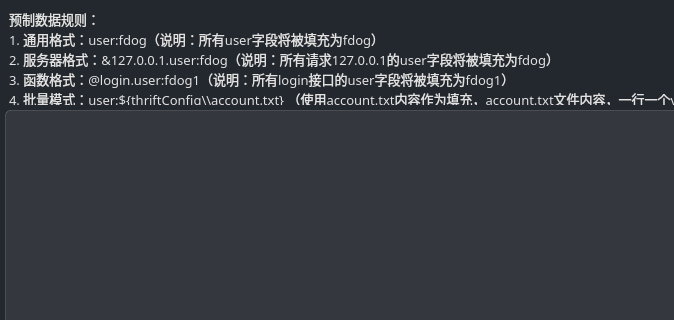
First picture: the form in Fdog-Kit/module_thrift/prefabricatedata.ui, repository HuaGouFdog/Fdog-Kit, before the edit; both pictures show x 0 to 674 and y 0 to 320 of the 870 by 629 pixel window.
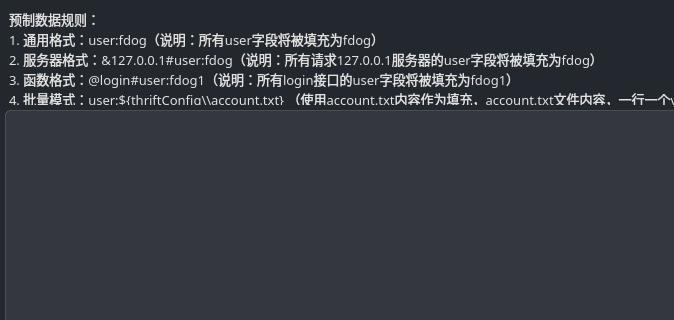
Second picture: the form after the edit.

The edit to the form file:
```diff
--- a/Fdog-Kit/module_thrift/prefabricatedata.ui
+++ b/Fdog-Kit/module_thrift/prefabricatedata.ui
@@ -84,8 +84,8 @@
         <property name="plainText">
          <string>预制数据规则：
 1. 通用格式：user:fdog（说明：所有user字段将被填充为fdog）
-2. 服务器格式：&amp;127.0.0.1.user:fdog（说明：所有请求127.0.0.1的user字段将被填充为fdog）
-3. 函数格式：@login.user:fdog1（说明：所有login接口的user字段将被填充为fdog1）
+2. 服务器格式：&amp;127.0.0.1#user:fdog（说明：所有请求127.0.0.1服务器的user字段将被填充为fdog）
+3. 函数格式：@login#user:fdog1（说明：所有login接口的user字段将被填充为fdog1）
 4. 批量模式：user:${thriftConfig\\account.txt} （使用account.txt内容作为填充，account.txt文件内容，一行一个value）</string>
         </property>
        </widget>
```
